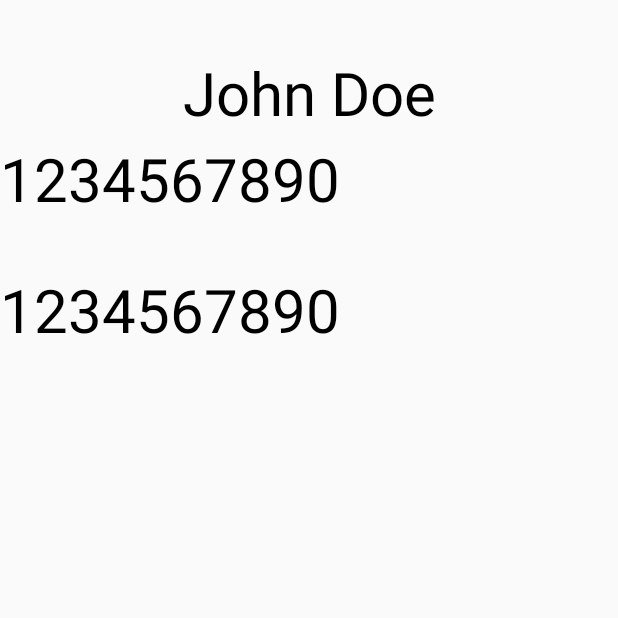
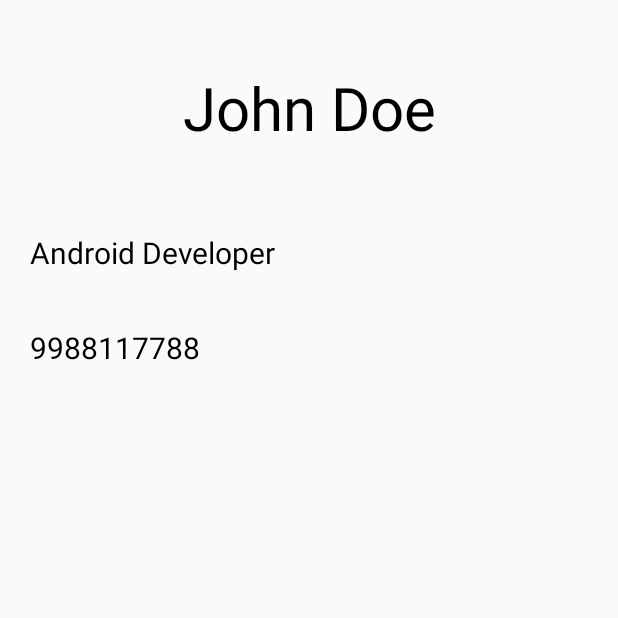
Before and after one commit to ZSank/IntroCard, an Android app built with Jetpack Compose: the screen it shows after launch (MainActivity), on a phone screen of 412 x 824 dp, the top half of it. Run offline under Robolectric (Android 15) with nearby library versions, the phone set to English and light mode, and no system bars.

Commit message:
Update UI

```diff
--- a/app/src/main/java/com/sankapp/introcard/MainActivity.kt
+++ b/app/src/main/java/com/sankapp/introcard/MainActivity.kt
@@ -35,17 +35,17 @@ class MainActivity : ComponentActivity() {
 fun MyName() {
     Column {
         Text(text = "John Doe",
-            modifier = Modifier.padding(top = 40.dp).fillMaxWidth(),
+            modifier = Modifier.padding(top = 50.dp).fillMaxWidth(),
             fontSize = 40.sp,
             textAlign = TextAlign.Center
         )
-        Text(text = "1234567890",
-            modifier = Modifier.padding(top = 10.dp),
-            fontSize = 40.sp
+        Text(text = "Android Developer",
+            modifier = Modifier.padding(20.dp).padding(top = 40.dp),
+            fontSize = 20.sp,
         )
-        Text(text = "1234567890",
-            modifier = Modifier.padding(top = 40.dp),
-            fontSize = 40.sp
+        Text(text = "9988117788",
+            modifier = Modifier.padding(20.dp),
+            fontSize = 20.sp
         )
     }
 }
```
Also changed, not shown: 1 other file.
